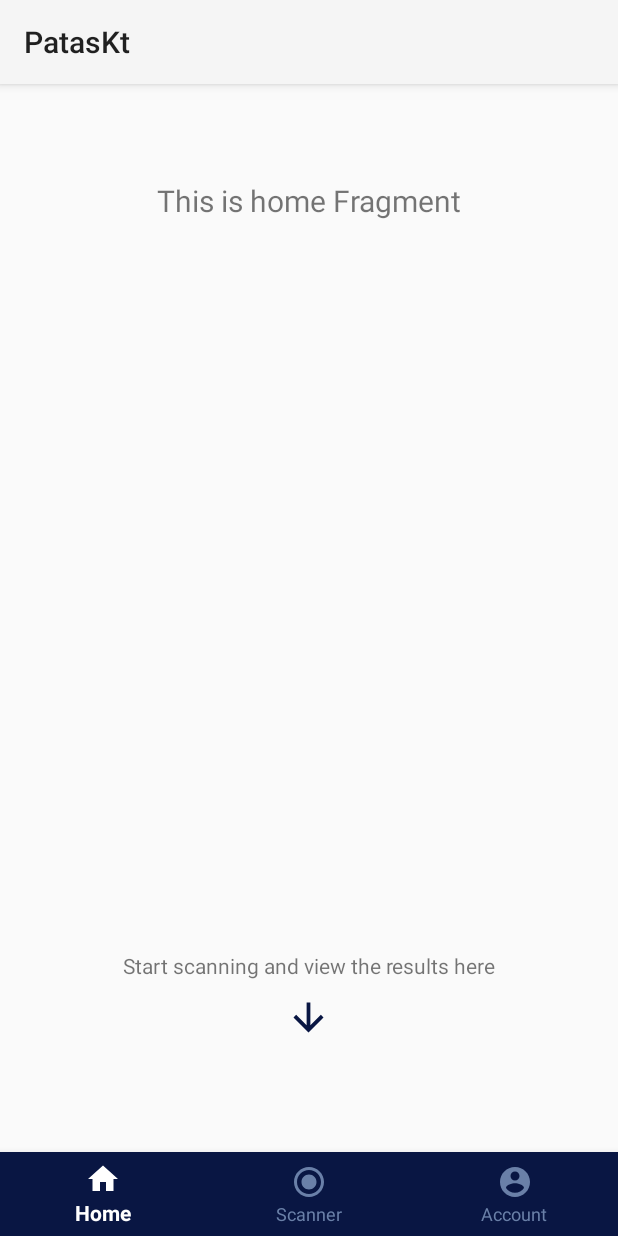
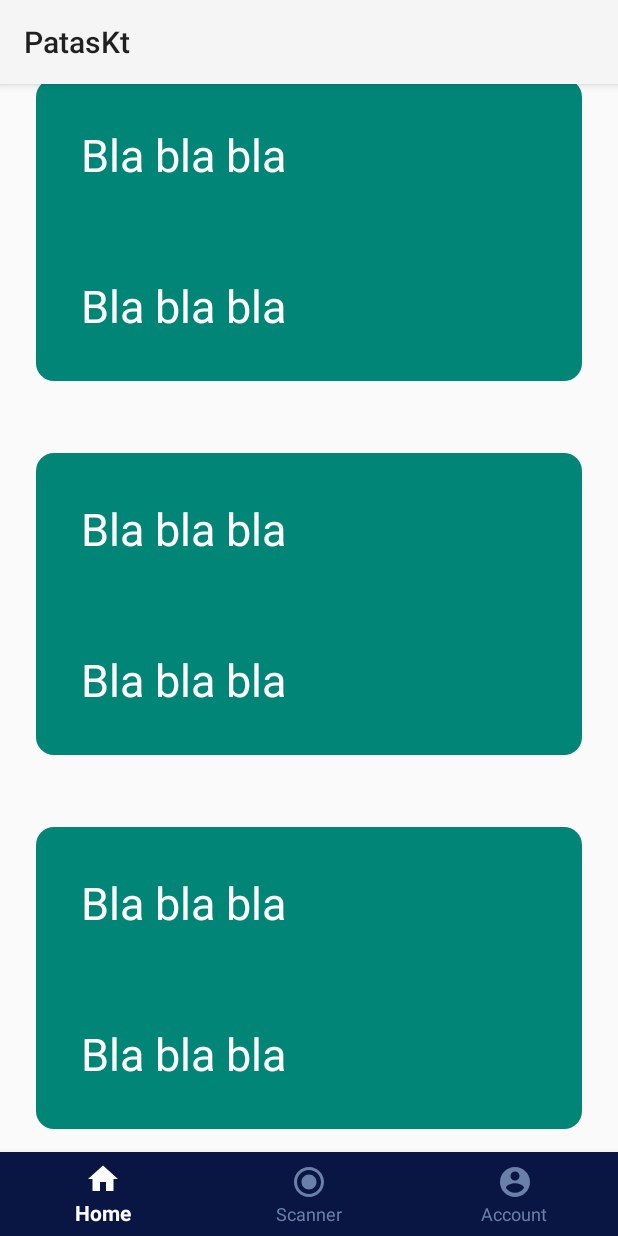
Before and after one commit to klauskie/patasKt, an Android app: the screen it shows after launch (HomeActivity), after a tap on "SKIP", on a phone screen of 412 x 824 dp. Run offline under Robolectric (Android 15) with nearby library versions, the phone set to English and light mode, and no system bars; our stand-ins replace navigation-ui.

Commit message:
Result item backbone implemented

```diff
--- a/app/src/main/java/com/klaus/pataskt/ui/home/HomeFragment.kt
+++ b/app/src/main/java/com/klaus/pataskt/ui/home/HomeFragment.kt
@@ -4,10 +4,13 @@ import android.os.Bundle
 import android.view.LayoutInflater
 import android.view.View
 import android.view.ViewGroup
+import android.widget.LinearLayout
 import android.widget.TextView
 import androidx.fragment.app.Fragment
 import androidx.lifecycle.Observer
 import androidx.lifecycle.ViewModelProviders
+import androidx.recyclerview.widget.LinearLayoutManager
+import androidx.recyclerview.widget.RecyclerView
 import com.klaus.pataskt.R
 
 class HomeFragment : Fragment() {
@@ -16,20 +19,30 @@ class HomeFragment : Fragment() {
 
     private lateinit var homeViewModel: HomeViewModel
 
-    override fun onCreateView(
-        inflater: LayoutInflater,
-        container: ViewGroup?,
-        savedInstanceState: Bundle?
-    ): View? {
-        homeViewModel =
-            ViewModelProviders.of(this).get(HomeViewModel::class.java)
-        val root = inflater.inflate(R.layout.fragment_home, container, false)
-        val textView: TextView = root.findViewById(R.id.text_home)
-        homeViewModel.text.observe(this, Observer {
-            textView.text = it
-        })
+    override fun onCreateView(inflater: LayoutInflater, container: ViewGroup?, savedInstanceState: Bundle?): View? {
+        homeViewModel = ViewModelProviders.of(this).get(HomeViewModel::class.java)
+        val view = inflater.inflate(R.layout.fragment_home, container, false)
 
-        return root
+        val instructionBox = view.findViewById<LinearLayout>(R.id.instructions_box)
+
+        val resultRecyclerView = view.findViewById<RecyclerView>(R.id.result_recycler_view)
+        resultRecyclerView.layoutManager = LinearLayoutManager(context, LinearLayoutManager.VERTICAL, false)
+        resultRecyclerView.adapter = ResultItemAdaper(context!!, getRecords())
+
+        if (getRecords().size > 0) {
+            instructionBox.visibility = View.INVISIBLE
+        }
+
+        return view
+    }
+
+    fun getRecords(): ArrayList<String> {
+        return ArrayList<String>().apply {
+            add("One")
+            add("Two")
+            add("Three")
+            add("Four")
+        }
     }
 
 }
--- /dev/null
+++ b/app/src/main/java/com/klaus/pataskt/ui/home/ResultItemAdaper.kt
@@ -0,0 +1,23 @@
+package com.klaus.pataskt.ui.home
+
+import android.content.Context
+import android.view.LayoutInflater
+import android.view.ViewGroup
+import androidx.recyclerview.widget.RecyclerView
+import com.klaus.pataskt.R
+
+class ResultItemAdaper(val context: Context, private val records: ArrayList<String>): RecyclerView.Adapter<ResultItemHolder>() {
+
+    override fun onCreateViewHolder(parent: ViewGroup, viewType: Int): ResultItemHolder {
+        val view = LayoutInflater.from(context).inflate(R.layout.result_item, parent, false)
+        return ResultItemHolder(view)
+    }
+
+    override fun getItemCount(): Int {
+        return records.size
+    }
+
+    override fun onBindViewHolder(holder: ResultItemHolder, position: Int) {
+        holder.bind(records.get(position))
+    }
+}
--- /dev/null
+++ b/app/src/main/java/com/klaus/pataskt/ui/home/ResultItemHolder.kt
@@ -0,0 +1,17 @@
+package com.klaus.pataskt.ui.home
+
+import android.view.View
+import androidx.recyclerview.widget.RecyclerView
+
+class ResultItemHolder(v: View): RecyclerView.ViewHolder(v) {
+    private var view: View = v
+    private var _record: String? = null
+
+    fun bind(record: String) {
+        _record = record
+    }
+
+    companion object {
+        private val RECORD_KEY = "RECORD"
+    }
+}
--- /dev/null
+++ b/app/src/main/res/drawable/result_item_shape.xml
@@ -0,0 +1,9 @@
+<?xml version="1.0" encoding="utf-8"?>
+<shape
+    xmlns:android="http://schemas.android.com/apk/res/android">
+    <corners
+        android:radius="12dp"/>
+    <solid
+        android:width="1dp"
+        android:color="@color/colorPrimary" />
+</shape>
--- a/app/src/main/res/layout/activity_home.xml
+++ b/app/src/main/res/layout/activity_home.xml
@@ -3,14 +3,14 @@
     xmlns:app="http://schemas.android.com/apk/res-auto"
     android:id="@+id/container"
     android:layout_width="match_parent"
-    android:layout_height="match_parent"
-    android:paddingTop="?attr/actionBarSize">
+    android:layout_height="match_parent">
 
     <FrameLayout
         android:id="@+id/host_fragment"
         android:layout_width="match_parent"
-        android:layout_height="match_parent"
-        app:layout_constraintBottom_toTopOf="@id/nav_view" />
+        android:layout_height="wrap_content"
+        app:layout_constraintTop_toTopOf="parent"
+        app:layout_constraintBottom_toTopOf="@id/nav_view"/>
 
     <com.google.android.material.bottomnavigation.BottomNavigationView
         android:id="@+id/nav_view"
--- a/app/src/main/res/layout/fragment_home.xml
+++ b/app/src/main/res/layout/fragment_home.xml
@@ -4,18 +4,15 @@
     android:layout_width="match_parent"
     android:layout_height="match_parent">
 
-    <TextView
-        android:id="@+id/text_home"
+    <androidx.recyclerview.widget.RecyclerView
+        android:id="@+id/result_recycler_view"
         android:layout_width="match_parent"
-        android:layout_height="wrap_content"
-        android:layout_marginStart="8dp"
-        android:layout_marginTop="8dp"
-        android:layout_marginEnd="8dp"
-        android:textAlignment="center"
-        android:textSize="20sp"
+        android:layout_height="match_parent"
+        app:layout_constraintTop_toTopOf="parent"
+        app:layout_constraintBottom_toBottomOf="parent"
+        app:layout_constraintStart_toStartOf="parent"
         app:layout_constraintEnd_toEndOf="parent"
-        app:layout_constraintStart_toStartOf="parent"
-        app:layout_constraintTop_toTopOf="parent" />
+        android:orientation="vertical"/>
 
 
     <LinearLayout
--- a/app/src/main/res/layout/fragment_photo_result.xml
+++ b/app/src/main/res/layout/fragment_photo_result.xml
@@ -8,6 +8,7 @@
     tools:context=".ScannerActivity">
 
     <RelativeLayout
+        android:id="@+id/loading_container"
         android:layout_width="match_parent"
         android:layout_height="wrap_content"
         android:layout_marginTop="100dp"
@@ -34,6 +35,20 @@
             android:layout_alignParentRight="true"/>
 
     </RelativeLayout>
+
+
+    <LinearLayout
+        android:layout_width="match_parent"
+        android:layout_height="wrap_content"
+        android:layout_marginTop="40dp"
+        app:layout_constraintTop_toBottomOf="@+id/loading_container"
+        app:layout_constraintEnd_toEndOf="parent"
+        app:layout_constraintStart_toStartOf="parent"
+        android:orientation="vertical">
+
+        <include layout="@layout/result_item" />
+
+    </LinearLayout>
 
     <TextView
         android:id="@+id/test_text"
--- /dev/null
+++ b/app/src/main/res/layout/result_item.xml
@@ -0,0 +1,25 @@
+<?xml version="1.0" encoding="utf-8"?>
+<LinearLayout xmlns:android="http://schemas.android.com/apk/res/android"
+    android:orientation="vertical"
+    android:layout_width="match_parent"
+    android:layout_height="wrap_content"
+    android:layout_margin="24dp"
+    android:background="@drawable/result_item_shape">
+
+    <TextView
+        android:layout_width="wrap_content"
+        android:layout_height="wrap_content"
+        android:text="Bla bla bla"
+        android:textSize="30dp"
+        android:padding="30dp"
+        android:textColor="@color/colorWhite"/>
+
+    <TextView
+        android:layout_width="wrap_content"
+        android:layout_height="wrap_content"
+        android:text="Bla bla bla"
+        android:textSize="30dp"
+        android:padding="30dp"
+        android:textColor="@color/colorWhite"/>
+
+</LinearLayout>
```
